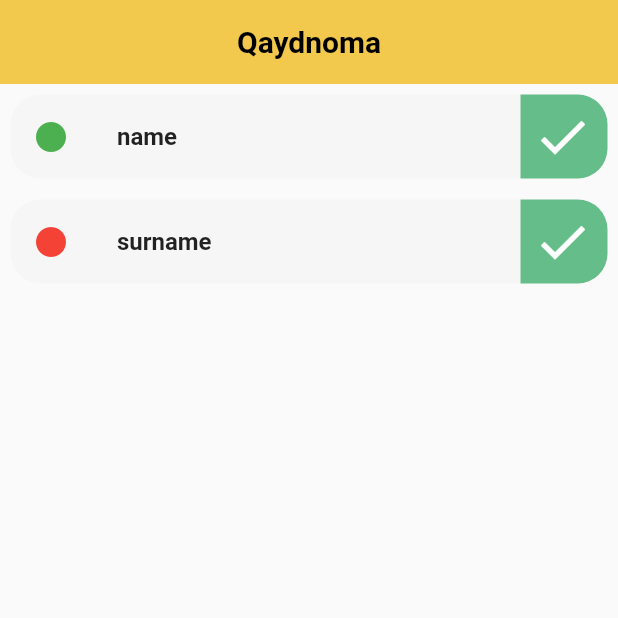
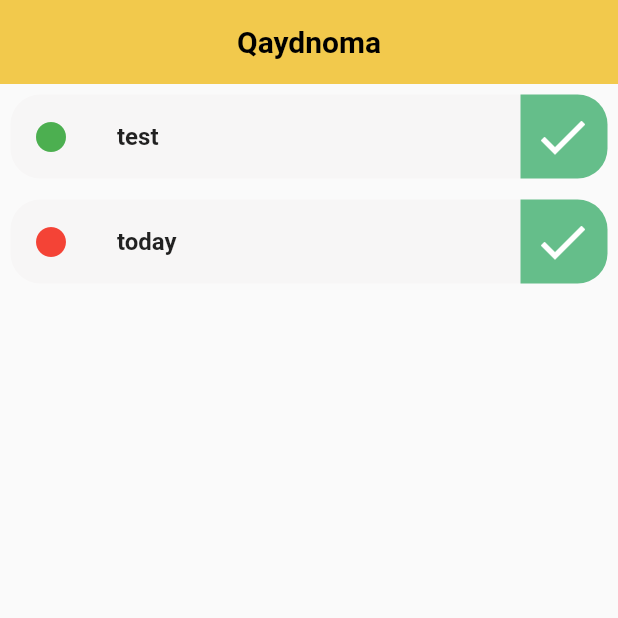
Before and after one commit to Saidikrom/todo, a Flutter app: the screen it shows after launch, on a phone screen of 412 x 824 dp, the top half of it. Run offline on Flutter 3.47's test engine with Material 2 defaults, Android fonts, the phone set to English and light mode, and no system bars; our stand-ins replace fluttertoast.

Commit message:
Create main.dart

```diff
--- a/lib/main.dart
+++ b/lib/main.dart
@@ -49,13 +49,6 @@ class _ToDoState extends State<ToDo> {
       });
     }
 
-    // void ShowToastt() => Fluttertoast.showToast(
-    //       msg: 'Rangni Tanglang',
-    //       fontSize: 18,
-    //       gravity: ToastGravity.BOTTOM,
-    //       backgroundColor: Colors.red,
-    //       textColor: Colors.white,
-    //     );
     if (takenInput.isEmpty || takenColor == Colors.black) {
       return snackBar();
     } else {
@@ -77,8 +70,8 @@ class _ToDoState extends State<ToDo> {
   }
 
   final List<ToDoModel> myToDoList = [
-    ToDoModel(color: Colors.green, name: 'name'),
-    ToDoModel(color: Colors.red, name: 'surname'),
+    ToDoModel(color: Colors.green, name: 'test'),
+    ToDoModel(color: Colors.red, name: 'today'),
   ];
 
   @override
```
